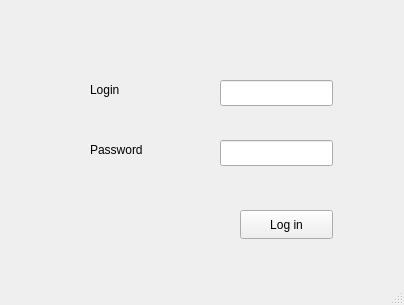
First picture: the form in mainwindow.ui, repository MohamedAminAmjahid/QtProjet, before the edit.
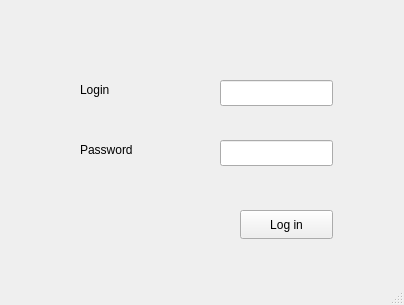
Second picture: the form after the edit.

```diff
--- a/mainwindow.ui
+++ b/mainwindow.ui
@@ -17,9 +17,9 @@
    <widget class="QLabel" name="label">
     <property name="geometry">
      <rect>
-      <x>90</x>
+      <x>80</x>
       <y>80</y>
-      <width>63</width>
+      <width>131</width>
       <height>20</height>
      </rect>
     </property>
@@ -30,9 +30,9 @@
    <widget class="QLabel" name="label_2">
     <property name="geometry">
      <rect>
-      <x>90</x>
+      <x>80</x>
       <y>140</y>
-      <width>63</width>
+      <width>131</width>
       <height>20</height>
      </rect>
     </property>
```
